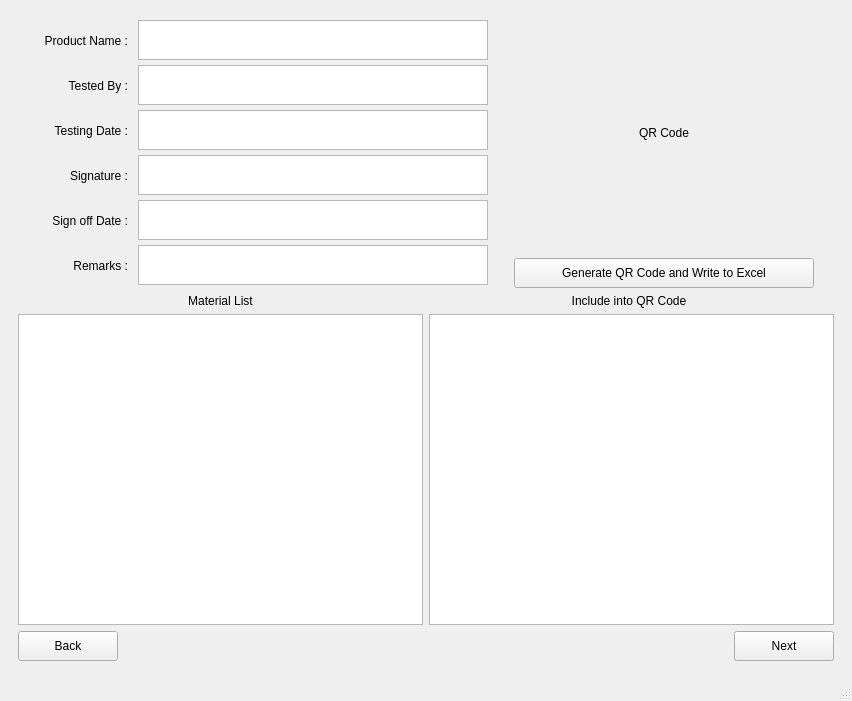
The window that Trace.ui (ben-wsh10/Product_Traceability) describes before a commit, drawn with Qt 5.
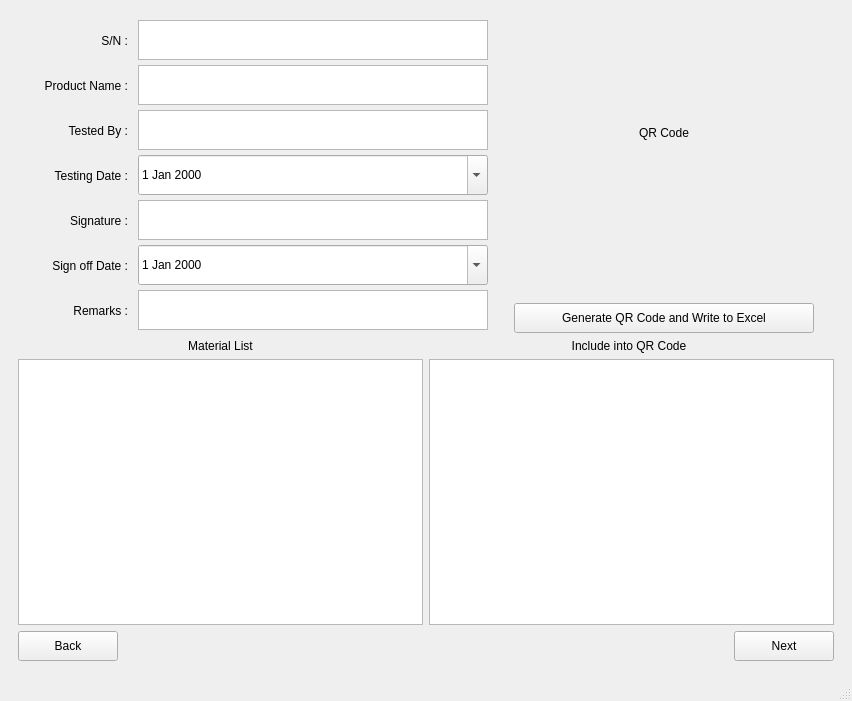
The same window after the commit. The open tabs and pages were chosen to show the change.

Commit message: fix writeToCSV and generate QRCode for both part and assembled list

Diff of the .ui file:
```diff
--- a/Trace.ui
+++ b/Trace.ui
@@ -2097,6 +2097,63 @@
                 <property name="spacing">
                  <number>0</number>
                 </property>
+                <item>
+                 <layout class="QHBoxLayout" name="horizontalLayout_39">
+                  <item>
+                   <widget class="QLabel" name="label_21">
+                    <property name="sizePolicy">
+                     <sizepolicy hsizetype="Minimum" vsizetype="Minimum">
+                      <horstretch>0</horstretch>
+                      <verstretch>0</verstretch>
+                     </sizepolicy>
+                    </property>
+                    <property name="minimumSize">
+                     <size>
+                      <width>120</width>
+                      <height>45</height>
+                     </size>
+                    </property>
+                    <property name="maximumSize">
+                     <size>
+                      <width>120</width>
+                      <height>45</height>
+                     </size>
+                    </property>
+                    <property name="text">
+                     <string>S/N :   </string>
+                    </property>
+                    <property name="alignment">
+                     <set>Qt::AlignRight|Qt::AlignTrailing|Qt::AlignVCenter</set>
+                    </property>
+                   </widget>
+                  </item>
+                  <item>
+                   <widget class="QPlainTextEdit" name="counterTextEdit2">
+                    <property name="sizePolicy">
+                     <sizepolicy hsizetype="Minimum" vsizetype="Minimum">
+                      <horstretch>0</horstretch>
+                      <verstretch>0</verstretch>
+                     </sizepolicy>
+                    </property>
+                    <property name="minimumSize">
+                     <size>
+                      <width>350</width>
+                      <height>40</height>
+                     </size>
+                    </property>
+                    <property name="maximumSize">
+                     <size>
+                      <width>350</width>
+                      <height>40</height>
+                     </size>
+                    </property>
+                    <property name="readOnly">
+                     <bool>true</bool>
+                    </property>
+                   </widget>
+                  </item>
+                 </layout>
+                </item>
                 <item>
                  <layout class="QHBoxLayout" name="horizontalLayout_25">
                   <item>
@@ -2236,7 +2293,7 @@
                    </widget>
                   </item>
                   <item>
-                   <widget class="QPlainTextEdit" name="tDateTextEdit_3">
+                   <widget class="QDateEdit" name="tDateEdit">
                     <property name="sizePolicy">
                      <sizepolicy hsizetype="Minimum" vsizetype="Minimum">
                       <horstretch>0</horstretch>
@@ -2255,6 +2312,12 @@
                       <height>40</height>
                      </size>
                     </property>
+                    <property name="buttonSymbols">
+                     <enum>QAbstractSpinBox::UpDownArrows</enum>
+                    </property>
+                    <property name="calendarPopup">
+                     <bool>true</bool>
+                    </property>
                    </widget>
                   </item>
                  </layout>
@@ -2344,7 +2407,7 @@
                    </widget>
                   </item>
                   <item>
-                   <widget class="QPlainTextEdit" name="sODate2TextEdit_5">
+                   <widget class="QDateEdit" name="sODateEdit2">
                     <property name="sizePolicy">
                      <sizepolicy hsizetype="Minimum" vsizetype="Minimum">
                       <horstretch>0</horstretch>
@@ -2363,6 +2426,12 @@
                       <height>40</height>
                      </size>
                     </property>
+                    <property name="buttonSymbols">
+                     <enum>QAbstractSpinBox::UpDownArrows</enum>
+                    </property>
+                    <property name="calendarPopup">
+                     <bool>true</bool>
+                    </property>
                    </widget>
                   </item>
                  </layout>
```
Left out of the diff: 12 changed lines with no effect on the pictures. The commit also changes 2 other files.
